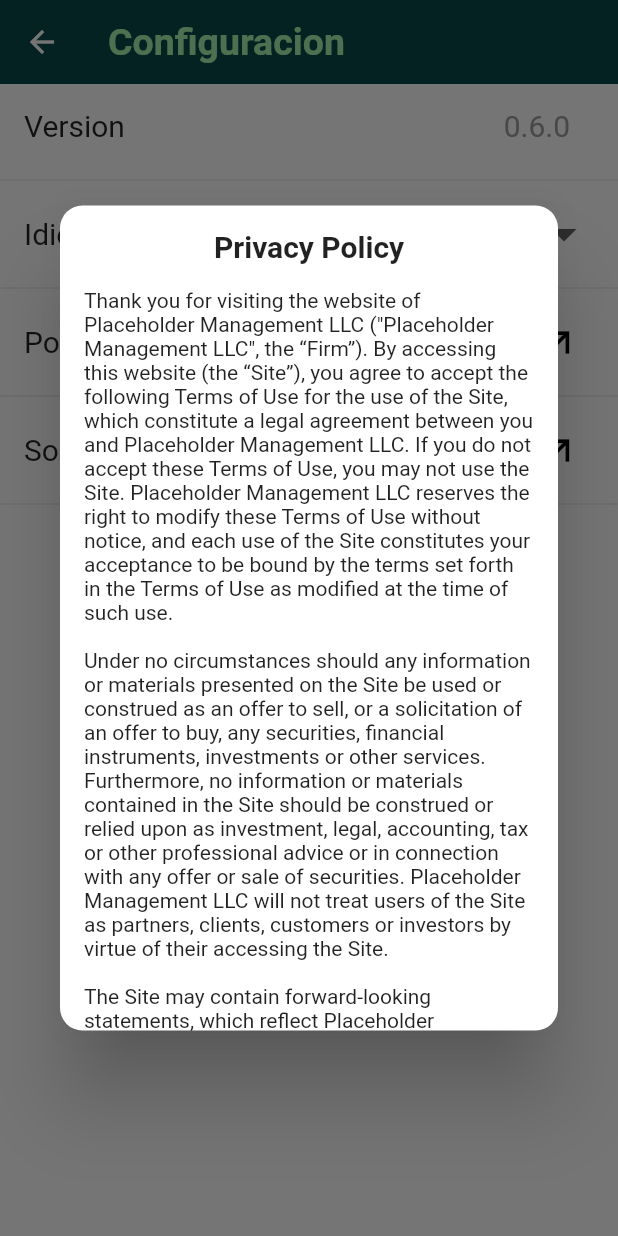
After one commit to diegolopezrm/profinder_app, a Flutter app: the SettingsScreen screen opened directly, after a tap on the "arrow outward" icon, on a phone screen of 412 x 824 dp. The commit adds this screen. Run offline on Flutter 3.47's test engine with Material 2 defaults, Android fonts, the phone set to English and light mode, and no system bars; our stand-ins replace cloud_firestore, curved_navigation_bar, firebase_auth, firebase_core, firebase_storage, flutter_onboarding_slider and 4 more; missing offline and left inert: metaballs, swipable_stack; accounts and stored records are empty.

Commit message:
Added settings page widget & changed Navbar order

```diff
--- /dev/null
+++ b/lib/widgets/settings_screen.dart
@@ -0,0 +1,235 @@
+import 'package:flutter/material.dart';
+import 'package:profinder_app/utils/my_colors.dart';
+
+class SettingsScreen extends StatefulWidget {
+  const SettingsScreen({super.key});
+
+  @override
+  State<SettingsScreen> createState() => _SettingsScreenState();
+}
+
+class _SettingsScreenState extends State<SettingsScreen> {
+  String dropValue = 'Español';
+
+  @override
+  Widget build(BuildContext context) {
+    return Scaffold(
+      backgroundColor: MyColors.white,
+      appBar: AppBar(
+        title: const Text(
+          'Configuracion',
+          style: TextStyle(
+              fontSize: 25,
+              fontWeight: FontWeight.bold,
+              color: MyColors.secondary),
+        ),
+        backgroundColor: MyColors.primary,
+        elevation: 0,
+      ),
+      body: SingleChildScrollView(
+        child: Column(
+          children: [
+            const ListTile(
+              trailing: Padding(padding: EdgeInsets.only(right: 16), child: Text(
+                '0.6.0',
+                style: TextStyle(fontSize: 20, color: Colors.grey),
+              ),),
+              title: Align(
+                alignment: Alignment.centerLeft,
+                child: Text(
+                  'Version',
+                  style: TextStyle(fontSize: 20),
+                ),
+              ),
+            ),
+            const Divider(),
+            ListTile(
+              trailing: Container(
+                width: 100,
+                height: 40,
+                child: DropdownButtonHideUnderline(
+                  child: DropdownButton(
+                    iconSize: 40,
+                    isExpanded: true,
+                    isDense: true,
+                    items: const [
+                      DropdownMenuItem(
+                        value: 'Español',
+                        child: Text('Español'),
+                      ),
+                    ],
+                    value: dropValue,
+                    onChanged: (value) {
+                      setState(() {
+                        dropValue = value!;
+                        print(dropValue);
+                      });
+                    },
+                  ),
+                ),
+              ),
+              title: const Align(
+                alignment: Alignment.centerLeft,
+                child: Text(
+                  'Idioma',
+                  style: TextStyle(fontSize: 20),
+                ),
+              ),
+            ),
+            const Divider(),
+            ListTile(
+              trailing: IconButton(
+                onPressed: () {
+                  showDialog(
+                    context: context,
+                    builder: (BuildContext context) {
+                      return Dialog(
+                        shape: RoundedRectangleBorder(
+                            borderRadius: BorderRadius.circular(15.0)),
+                        child: Container(
+                          constraints: const BoxConstraints(maxHeight: 550),
+                          child: const SingleChildScrollView(
+                            child: Padding(
+                              padding: EdgeInsets.all(16),
+                              child: Column(
+                                children: [
+                                  Text(
+                                    'Privacy Policy',
+                                    style: TextStyle(
+                                        fontWeight: FontWeight.bold,
+                                        fontSize: 20),
+                                    textAlign: TextAlign.center,
+                                  ),
+                                  Text(''),
+                                  Text(
+                                      'Thank you for visiting the website of Placeholder Management LLC ("Placeholder Management LLC", the “Firm”). By accessing this website (the “Site”), you agree to accept the following Terms of Use for the use of the Site, which constitute a legal agreement between you and Placeholder Management LLC. If you do not accept these Terms of Use, you may not use the Site. Placeholder Management LLC reserves the right to modify these Terms of Use without notice, and each use of the Site constitutes your acceptance to be bound by the terms set forth in the Terms of Use as modified at the time of such use.'),
+                                  Text(''),
+                                  Text(
+                                      'Under no circumstances should any information or materials presented on the Site be used or construed as an offer to sell, or a solicitation of an offer to buy, any securities, financial instruments, investments or other services. Furthermore, no information or materials contained in the Site should be construed or relied upon as investment, legal, accounting, tax or other professional advice or in connection with any offer or sale of securities. Placeholder Management LLC will not treat users of the Site as partners, clients, customers or investors by virtue of their accessing the Site. '),
+                                  Text(''),
+                                  Text(
+                                      'The Site may contain forward-looking statements, which reflect Placeholder Management LLC’s current views with respect to, among other things, the operations and performance of the Firm. You can identify these forward-looking statements by the use of words such as “anticipate” “approximately,” “believe,” “continue,” “estimate,” “”expect,” “intend,” “may,” “outlook,” “plan,” “potential,” “predict,” “seek,” “should,” or “will,” or the negative version of these words or other comparable words. Forward-looking statements are subject to various risks and uncertainties. Accordingly, there are or will be important factors that could cause actual outcomes or results to differ materially from those indicated in these statements. Placeholder Management LLC undertakes no obligation to publicly update or review any forward-looking statement, whether as a result of new information, future developments or otherwise. '),
+                                  Text(''),
+                                  Text(
+                                      'The Site may contain forward-looking statements, which reflect Placeholder Management LLC’s current views with respect to, among other things, the operations and performance of the Firm. You can identify these forward-looking statements by the use of words such as “anticipate” “approximately,” “believe,” “continue,” “estimate,” “”expect,” “intend,” “may,” “outlook,” “plan,” “potential,” “predict,” “seek,” “should,” or “will,” or the negative version of these words or other comparable words. Forward-looking statements are subject to various risks and uncertainties. Accordingly, there are or will be important factors that could cause actual outcomes or results to differ materially from those indicated in these statements. Placeholder Management LLC undertakes no obligation to publicly update or review any forward-looking statement, whether as a result of new information, future developments or otherwise. '),
+                                  Text(''),
+                                  Text(
+                                      'The Site may contain forward-looking statements, which reflect Placeholder Management LLC’s current views with respect to, among other things, the operations and performance of the Firm. You can identify these forward-looking statements by the use of words such as “anticipate” “approximately,” “believe,” “continue,” “estimate,” “”expect,” “intend,” “may,” “outlook,” “plan,” “potential,” “predict,” “seek,” “should,” or “will,” or the negative version of these words or other comparable words. Forward-looking statements are subject to various risks and uncertainties. Accordingly, there are or will be important factors that could cause actual outcomes or results to differ materially from those indicated in these statements. Placeholder Management LLC undertakes no obligation to publicly update or review any forward-looking statement, whether as a result of new information, future developments or otherwise. '),
+                                  Text(''),
+                                  Text(
+                                      'The Site may contain forward-looking statements, which reflect Placeholder Management LLC’s current views with respect to, among other things, the operations and performance of the Firm. You can identify these forward-looking statements by the use of words such as “anticipate” “approximately,” “believe,” “continue,” “estimate,” “”expect,” “intend,” “may,” “outlook,” “plan,” “potential,” “predict,” “seek,” “should,” or “will,” or the negative version of these words or other comparable words. Forward-looking statements are subject to various risks and uncertainties. Accordingly, there are or will be important factors that could cause actual outcomes or results to differ materially from those indicated in these statements. Placeholder Management LLC undertakes no obligation to publicly update or review any forward-looking statement, whether as a result of new information, future developments or otherwise. '),
+                                ],
+                              ),
+                            ),
+                          ),
+                        ),
+                      );
+                    },
+                  );
+                },
+                icon: const Icon(
+                  Icons.arrow_outward,
+                  color: Colors.black,
+                  size: 30,
+                ),
+              ),
+              title: const Align(
+                alignment: Alignment.centerLeft,
+                child: Text(
+                  'Politica de privacidad',
+                  style: TextStyle(fontSize: 20),
+                ),
+              ),
+            ),
+            const Divider(),
+            ListTile(
+              trailing: IconButton(
+                onPressed: () {
+                  showDialog(
+                    context: context,
+                    builder: (BuildContext context) {
+                      return Dialog(
+                        shape: RoundedRectangleBorder(
+                            borderRadius: BorderRadius.circular(15.0)),
+                        child: Container(
+                          constraints: const BoxConstraints(maxHeight: 550, maxWidth: 500),
+                          child: SingleChildScrollView(
+                            child: Padding(
+                              padding: const EdgeInsets.all(16),
+                              child: Column(
+                                children: [
+                                  Align(
+                                    alignment: Alignment.topCenter,
+                                    child: Container(
+                                      width: 120,
+                                      height: 120,
+                                      decoration: BoxDecoration(
+                                          borderRadius:
+                                              BorderRadius.circular(15.0),
+                                          color: MyColors.primary),
+                                      child: const Icon(
+                                        Icons.support_agent,
+                                        color: MyColors.secondary,
+                                        size: 120,
+                                      ),
+                                    ),
+                                  ),
+                                  const SizedBox(height: 8,),
+                                  const Align(
+                                    alignment: Alignment.center,
+                                    child: Text(
+                                      'Necesitas Ayuda? Contactanos!',
+                                      style: TextStyle(
+                                        color: MyColors.primary,
+                                        fontSize: 20,
+                                        fontWeight: FontWeight.bold,
+                                      ),
+                                      textAlign: TextAlign.center,
+                                    ),
+                                  ),
+                                  const SizedBox(height: 10),
+                                  const ListTile(
+                                    minLeadingWidth: 5,
+                                    title: Text('Soporte@Profinder.com'),
+                                    leading: Icon(Icons.email),
+                                  ),
+                                  const ListTile(
+                                    minLeadingWidth: 5,
+                                    title: Text('01-8000-311'),
+                                    leading: Icon(Icons.phone),
+                                  ),
+                                  const ListTile(
+                                    minLeadingWidth: 5,
+                                    title: Text('www.Profinder.com'),
+                                    leading: Icon(Icons.travel_explore),
+                                  )
+                                ],
+                              ),
+                            ),
+                          ),
+                        ),
+                      );
+                    },
+                  );
+                },
+                icon: const Icon(
+                  Icons.arrow_outward,
+                  color: Colors.black,
+                  size: 30,
+                ),
+              ),
+              title: const Align(
+                alignment: Alignment.centerLeft,
+                child: Text(
+                  'Soporte',
+                  style: TextStyle(fontSize: 20),
+                ),
+              ),
+            ),
+            const Divider(),
+          ],
+        ),
+      ),
+    );
+  }
+}
```
Also changed, not shown: lib/screens/main_screen.dart (+6 -5 lines).
